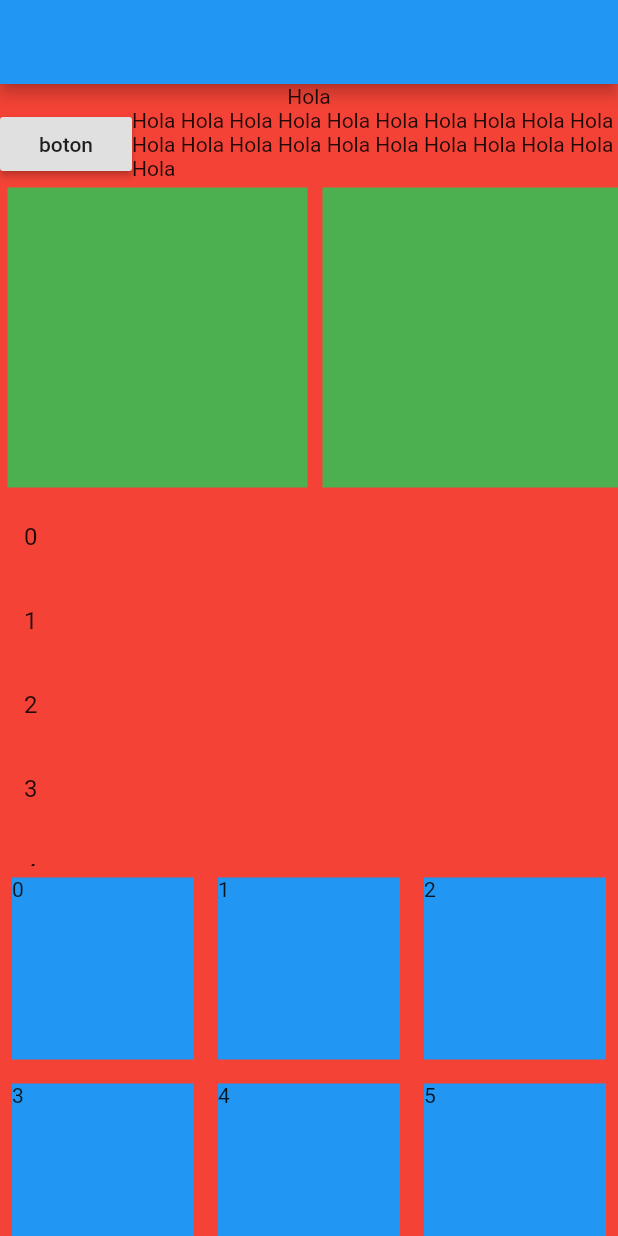
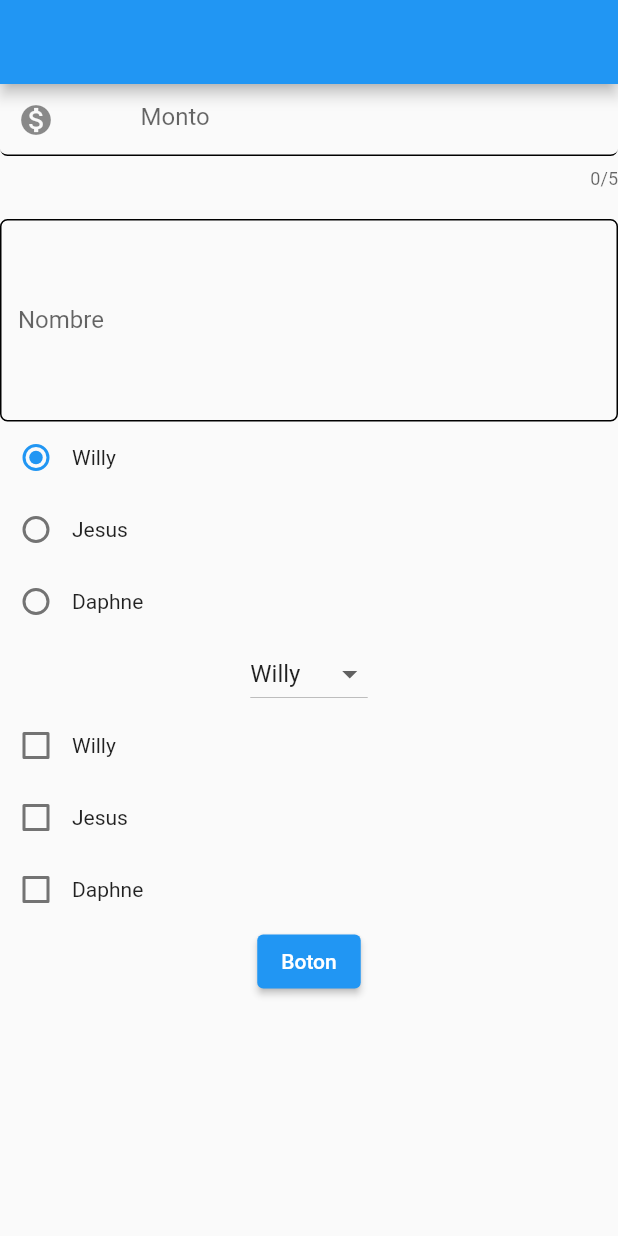
Before and after one commit to santiago3223/codigo_flutter2, a Flutter app: the screen it shows after launch, on a phone screen of 412 x 824 dp. Run offline on Flutter 3.47's test engine with Material 2 defaults, Android fonts, the phone set to English and light mode, and no system bars; our stand-ins replace font_awesome_flutter.

Commit message:
agregados widgets

```diff
--- a/widgets/lib/main.dart
+++ b/widgets/lib/main.dart
@@ -9,78 +9,135 @@ class MyApp extends StatelessWidget {
   @override
   Widget build(BuildContext context) {
     return MaterialApp(
-      home: LayoutsWidgets2(),
+      home: Formularios(),
     );
   }
 }
 
-class LayoutsWidgets2 extends StatefulWidget {
+class Formularios extends StatefulWidget {
   @override
-  _LayoutsWidgets2State createState() => _LayoutsWidgets2State();
+  _FormulariosState createState() => _FormulariosState();
 }
 
-class _LayoutsWidgets2State extends State<LayoutsWidgets2> {
+class _FormulariosState extends State<Formularios> {
+  TextEditingController _controller = TextEditingController();
+
+  List alumnos = ["Willy", "Jesus", "Daphne"];
+  String seleccion = "Willy";
+  String seleccionDropDown = "Willy";
+  List alumnosSeleccionados = [];
+
   @override
   Widget build(BuildContext context) {
     return Scaffold(
       appBar: AppBar(),
-      body: Container(
-        color: Colors.red,
-        child: Column(
-          crossAxisAlignment: CrossAxisAlignment.center,
-          mainAxisAlignment: MainAxisAlignment.spaceEvenly,
+      body: Column(
         children: [
-            Text("Hola"),
-            Row(
+          TextField(
+            maxLength: 5,
+            keyboardType: TextInputType.emailAddress,
+            controller: _controller,
+            onChanged: (s) {
+              print(s);
+            },
+            onEditingComplete: () {
+              print("Termino");
+            },
+            onSubmitted: (s) {
+              print("Submited");
+            },
+            decoration: InputDecoration(
+                prefixIcon: Icon(Icons.monetization_on),
+                prefixText: "Pagar:",
+                suffixText: ".00",
+                hintText: "Monto",
+                enabledBorder: UnderlineInputBorder(
+                    borderRadius: BorderRadius.all(Radius.circular(5)))),
+          ),
+          SizedBox(
+            height: 20,
+          ),
+          TextField(
+            maxLines: 5,
+            keyboardType: TextInputType.emailAddress,
+            onChanged: (s) {
+              print(s);
+            },
+            onEditingComplete: () {
+              print("Termino");
+            },
+            onSubmitted: (s) {
+              print("Submited");
+            },
+            decoration: InputDecoration(
+                labelText: "Nombre",
+                enabledBorder: OutlineInputBorder(
+                    borderRadius: BorderRadius.all(Radius.circular(5))),
+                focusedBorder: OutlineInputBorder(
+                    borderSide: BorderSide(color: Colors.blue),
+                    borderRadius: BorderRadius.all(Radius.circular(5)))),
+          ),
+          Column(
+            children: alumnos
+                .map(
+                  (e) => Row(
                     children: [
-                RaisedButton(
-                  onPressed: () {},
-                  child: Text("boton"),
+                      Radio(
+                        value: e,
+                        groupValue: seleccion,
+                        onChanged: (i) {
+                          setState(() {
+                            seleccion = i;
+                          });
+                        },
                       ),
-                Expanded(
-                  child: Text(
-                      "Hola Hola Hola Hola Hola Hola Hola Hola Hola Hola Hola Hola Hola Hola Hola Hola Hola Hola Hola Hola Hola"),
-                ),
+                      Text(e)
                     ],
                   ),
-            SingleChildScrollView(
-              scrollDirection: Axis.horizontal,
-              child: Row(
-                mainAxisAlignment: MainAxisAlignment.spaceEvenly,
+                )
+                .toList(),
+          ),
+          DropdownButton(
+            value: seleccionDropDown,
+            onChanged: (i) {
+              setState(() {
+                seleccionDropDown = i;
+              });
+            },
+            items: alumnos
+                .map((e) => (DropdownMenuItem(value: e, child: Text(e))))
+                .toList(),
+          ),
+          Column(
+            children: alumnos
+                .map(
+                  (e) => Row(
                     children: [
-                  Container(
-                    margin: EdgeInsets.all(5),
-                    width: 200,
-                    height: 200,
-                    color: Colors.green,
+                      Checkbox(
+                        value: alumnosSeleccionados.contains(e),
+                        onChanged: (i) {
+                          setState(() {
+                            if (i) {
+                              alumnosSeleccionados.add(e);
+                            } else {
+                              alumnosSeleccionados.remove(e);
+                            }
+                          });
+                        },
                       ),
-                  Container(
-                    margin: EdgeInsets.all(5),
-                    width: 200,
-                    height: 200,
-                    color: Colors.green,
+                      Text(e)
+                    ],
+                  ),
+                )
+                .toList(),
+          ),
+          ElevatedButton(
+            onPressed: () {
+              print(_controller.text);
+            },
+            child: Text("Boton"),
           )
         ],
-              ),
-            ),
-            Expanded(
-              child: ListView.builder(
-                itemBuilder: (context, index) => ListTile(
-                  title: Text("$index"),
-                ),
-              ),
-            ),
-            Expanded(
-                child: GridView.builder(
-              gridDelegate:
-                  SliverGridDelegateWithFixedCrossAxisCount(crossAxisCount: 3),
-              itemBuilder: (context, index) => Container(
-                  margin: EdgeInsets.all(8),
-                  color: Colors.blue,
-                  child: Text("$index")),
-            ))
-          ],
-        ),
       ),
     );
   }
```
Also changed, not shown: widgets/lib/gestos.dart (added, +43 -0 lines), widgets/lib/layouts.dart (added, +74 -0 lines). Lines whose indentation alone changed are shown as unchanged.
